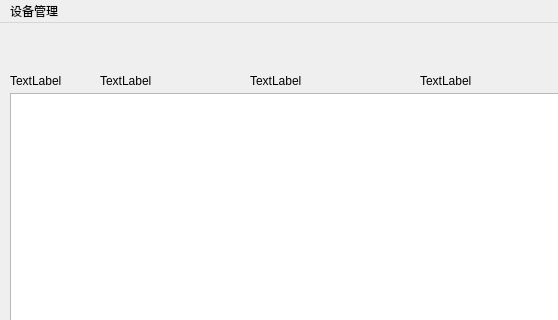
Old version of the form simos/DeviceManagement/dvmainwindow.ui in the repository LinnkidChen/OS_Project; both pictures show x 0 to 558 and y 0 to 320 of the 1162 by 600 pixel window.
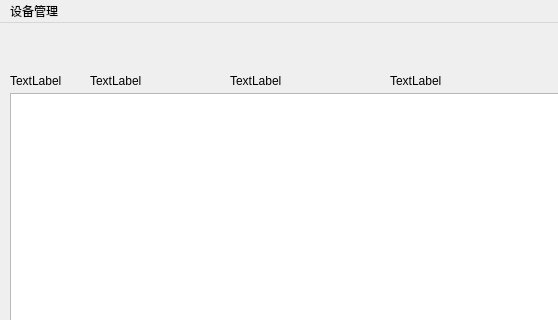
New version of the form.

What changed in the file:
```diff
--- a/simos/DeviceManagement/dvmainwindow.ui
+++ b/simos/DeviceManagement/dvmainwindow.ui
@@ -89,7 +89,7 @@
    <widget class="QLabel" name="label_2">
     <property name="geometry">
      <rect>
-      <x>100</x>
+      <x>90</x>
       <y>50</y>
       <width>58</width>
       <height>16</height>
@@ -102,7 +102,7 @@
    <widget class="QLabel" name="label_3">
     <property name="geometry">
      <rect>
-      <x>250</x>
+      <x>230</x>
       <y>50</y>
       <width>58</width>
       <height>16</height>
@@ -115,7 +115,7 @@
    <widget class="QLabel" name="label_4">
     <property name="geometry">
      <rect>
-      <x>420</x>
+      <x>390</x>
       <y>50</y>
       <width>58</width>
       <height>16</height>
```
